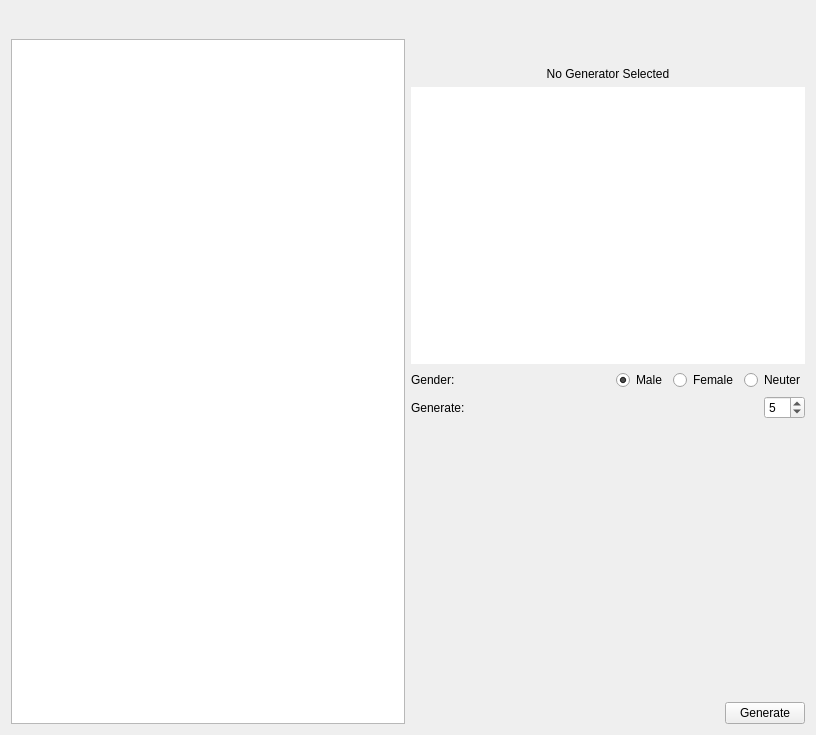
ganelonhb/QDMSuite, file fantasynamegeneratorwidget.ui: the form before one commit.
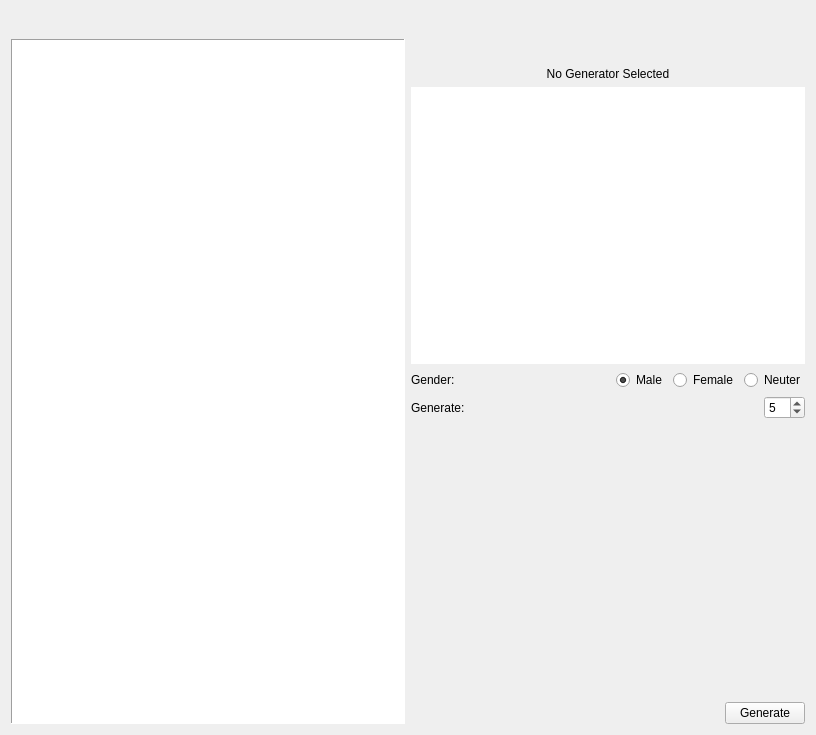
The form after the commit. Icons and pictures are not drawn.

Commit message: dice roller buttons now light up when hovered over to further hint that they can be presed.

Diff of the .ui file:
```diff
--- a/fantasynamegeneratorwidget.ui
+++ b/fantasynamegeneratorwidget.ui
@@ -19,7 +19,11 @@
   </property>
   <layout class="QGridLayout" name="gridLayout">
    <item row="1" column="0">
-    <widget class="QTreeView" name="treeView"/>
+    <widget class="QTreeView" name="treeView">
+     <property name="frameShape">
+      <enum>QFrame::Shape::Panel</enum>
+     </property>
+    </widget>
    </item>
    <item row="1" column="1">
     <layout class="QGridLayout" name="gridLayout_2">
```
The commit also changes 7 other files.
